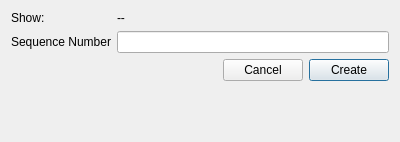
This is ui/seqCreation.ui in sashaouellet/Helix as Qt 5 draws it before an edit. The edited form follows.
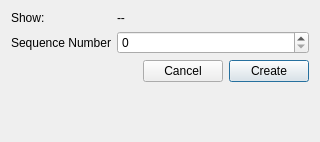
This is the edited form.

Diff of the .ui file:
```diff
--- a/ui/seqCreation.ui
+++ b/ui/seqCreation.ui
@@ -6,7 +6,7 @@
    <rect>
     <x>0</x>
     <y>0</y>
-    <width>400</width>
+    <width>320</width>
     <height>142</height>
    </rect>
   </property>
@@ -28,9 +28,6 @@
      </property>
     </widget>
    </item>
-   <item row="1" column="1">
-    <widget class="QLineEdit" name="LNE_number"/>
-   </item>
    <item row="4" column="1">
     <layout class="QHBoxLayout" name="horizontalLayout">
      <item>
@@ -78,6 +75,16 @@
      </property>
     </widget>
    </item>
+   <item row="1" column="1">
+    <widget class="QSpinBox" name="SPN_num">
+     <property name="maximum">
+      <number>1000000000</number>
+     </property>
+     <property name="singleStep">
+      <number>100</number>
+     </property>
+    </widget>
+   </item>
   </layout>
  </widget>
  <resources/>
```
